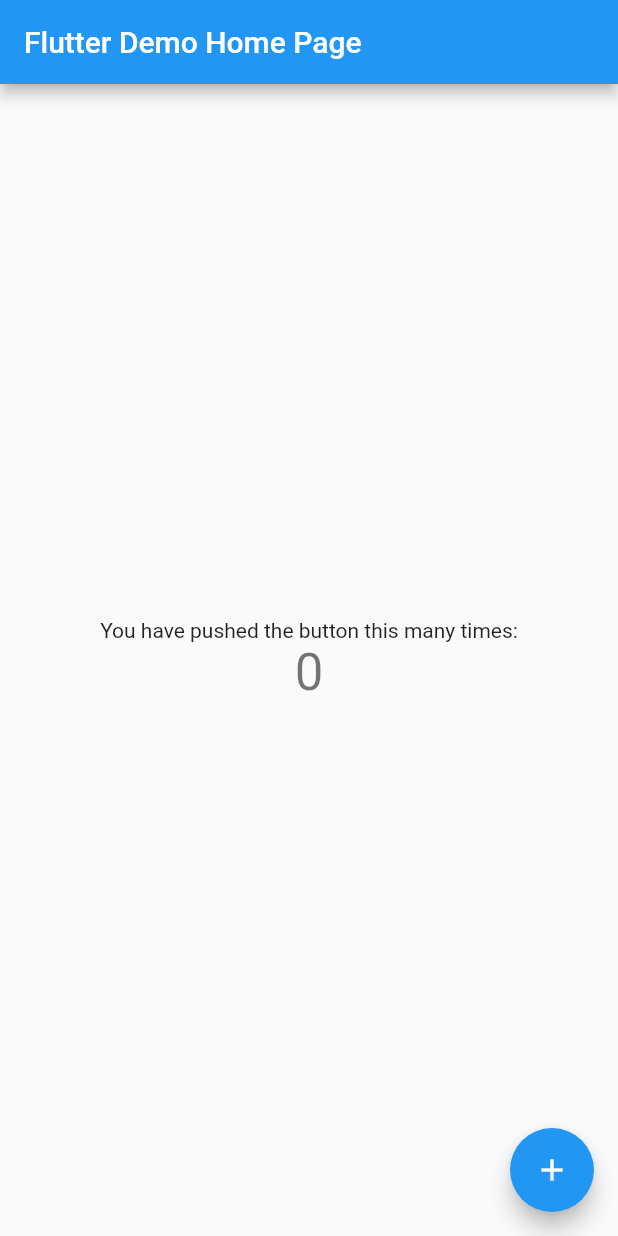
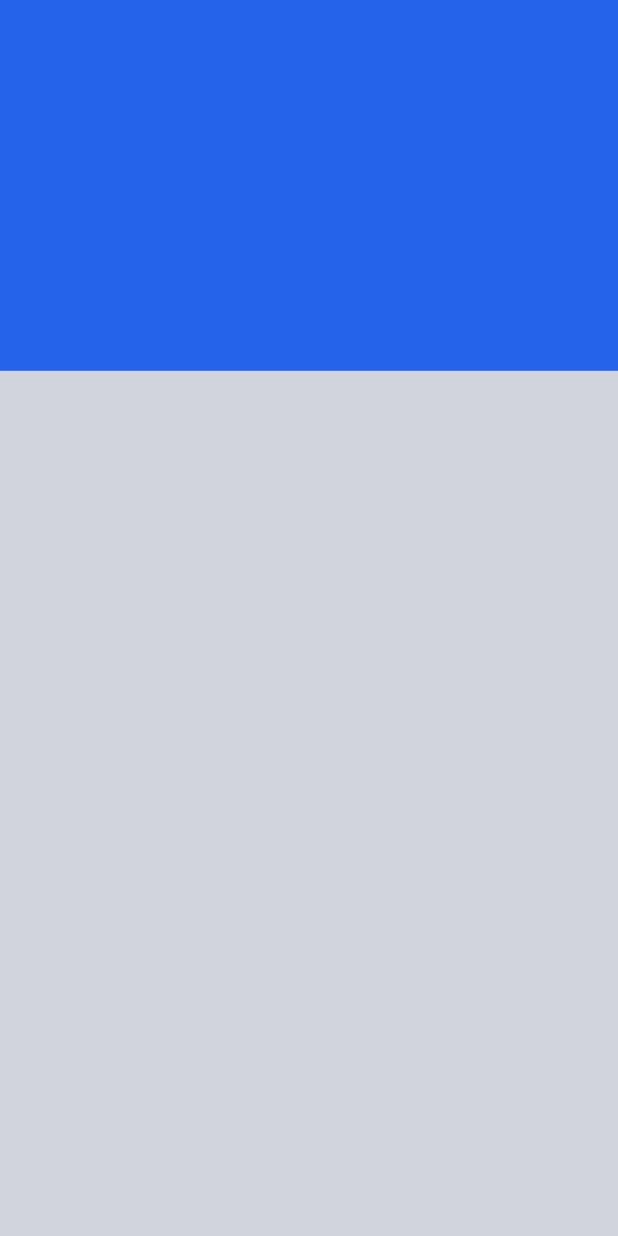
Before and after one commit to Hemang417/Banking_Dapp, a Flutter app: the screen it shows after launch, on a phone screen of 412 x 824 dp. Run offline on Flutter 3.47's test engine with Material 2 defaults, Android fonts, the phone set to English and light mode, and no system bars; drawn by our look-alikes of velocity_x; missing offline and left inert: web3dart.

Commit message:
Added Smart Contract

```diff
--- a/my_app/lib/main.dart
+++ b/my_app/lib/main.dart
@@ -1,4 +1,6 @@
 import 'package:flutter/material.dart';
+import 'package:velocity_x/velocity_x.dart';
+import 'package:web3dart/web3dart.dart';
 
 void main() {
   runApp(const MyApp());
@@ -13,33 +15,15 @@ class MyApp extends StatelessWidget {
     return MaterialApp(
       title: 'Flutter Demo',
       theme: ThemeData(
-        // This is the theme of your application.
-        //
-        // Try running your application with "flutter run". You'll see the
-        // application has a blue toolbar. Then, without quitting the app, try
-        // changing the primarySwatch below to Colors.green and then invoke
-        // "hot reload" (press "r" in the console where you ran "flutter run",
-        // or simply save your changes to "hot reload" in a Flutter IDE).
-        // Notice that the counter didn't reset back to zero; the application
-        // is not restarted.
         primarySwatch: Colors.blue,
       ),
-      home: const MyHomePage(title: 'Flutter Demo Home Page'),
+      home: const MyHomePage(title: 'DApp'),
     );
   }
 }
 
 class MyHomePage extends StatefulWidget {
   const MyHomePage({Key? key, required this.title}) : super(key: key);
-
-  // This widget is the home page of your application. It is stateful, meaning
-  // that it has a State object (defined below) that contains fields that affect
-  // how it looks.
-
-  // This class is the configuration for the state. It holds the values (in this
-  // case the title) provided by the parent (in this case the App widget) and
-  // used by the build method of the State. Fields in a Widget subclass are
-  // always marked "final".
 
   final String title;
 
@@ -48,68 +32,20 @@ class MyHomePage extends StatefulWidget {
 }
 
 class _MyHomePageState extends State<MyHomePage> {
-  int _counter = 0;
+  // Client httpClient;
+  // Web3Client ethClient;
 
-  void _incrementCounter() {
-    setState(() {
-      // This call to setState tells the Flutter framework that something has
-      // changed in this State, which causes it to rerun the build method below
-      // so that the display can reflect the updated values. If we changed
-      // _counter without calling setState(), then the build method would not be
-      // called again, and so nothing would appear to happen.
-      _counter++;
-    });
-  }
-
+  final myAdress = '0x4463A5D91fD8Fc0257157663E09285390D124165';
   @override
   Widget build(BuildContext context) {
-    // This method is rerun every time setState is called, for instance as done
-    // by the _incrementCounter method above.
-    //
-    // The Flutter framework has been optimized to make rerunning build methods
-    // fast, so that you can just rebuild anything that needs updating rather
-    // than having to individually change instances of widgets.
     return Scaffold(
-      appBar: AppBar(
-        // Here we take the value from the MyHomePage object that was created by
-        // the App.build method, and use it to set our appbar title.
-        title: Text(widget.title),
-      ),
-      body: Center(
-        // Center is a layout widget. It takes a single child and positions it
-        // in the middle of the parent.
-        child: Column(
-          // Column is also a layout widget. It takes a list of children and
-          // arranges them vertically. By default, it sizes itself to fit its
-          // children horizontally, and tries to be as tall as its parent.
-          //
-          // Invoke "debug painting" (press "p" in the console, choose the
-          // "Toggle Debug Paint" action from the Flutter Inspector in Android
-          // Studio, or the "Toggle Debug Paint" command in Visual Studio Code)
-          // to see the wireframe for each widget.
-          //
-          // Column has various properties to control how it sizes itself and
-          // how it positions its children. Here we use mainAxisAlignment to
-          // center the children vertically; the main axis here is the vertical
-          // axis because Columns are vertical (the cross axis would be
-          // horizontal).
-          mainAxisAlignment: MainAxisAlignment.center,
-          children: <Widget>[
-            const Text(
-              'You have pushed the button this many times:',
-            ),
-            Text(
-              '$_counter',
-              style: Theme.of(context).textTheme.headline4,
-            ),
-          ],
-        ),
-      ),
-      floatingActionButton: FloatingActionButton(
-        onPressed: _incrementCounter,
-        tooltip: 'Increment',
-        child: const Icon(Icons.add),
-      ), // This trailing comma makes auto-formatting nicer for build methods.
+      backgroundColor: Vx.gray300,
+      body: ZStack([
+        VxBox()
+            .blue600
+            .size(context.screenWidth, context.percentHeight * 30)
+            .make(),
+      ]),
     );
   }
 }
```
Also changed, not shown: my_app/assets/abi.json (added, +46 -0 lines), my_app/pubspec.yaml (+5 -3 lines), my_app/pubspec.lock.
